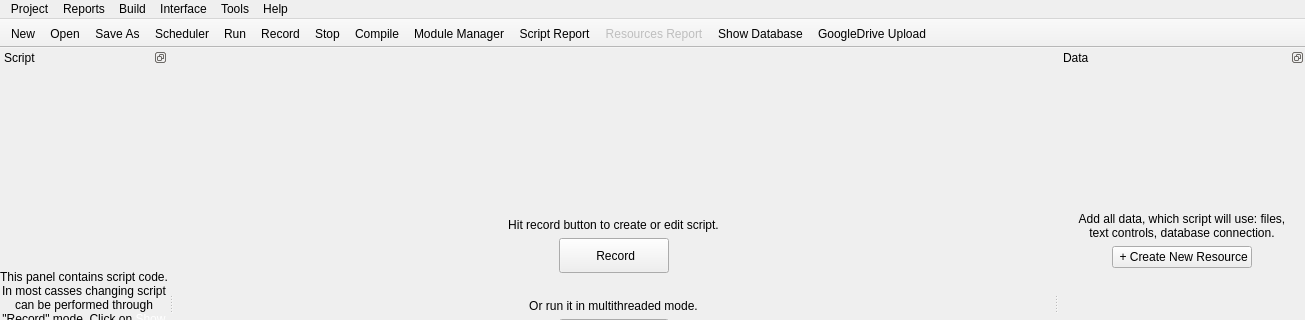
Above: Solution/Studio/mainwindow.ui from nguyendkn/BrowserAutomationStudio before the change; both pictures show x 0 to 1305 and y 0 to 320 of the 1305 by 777 pixel window. Below: the same form after it.
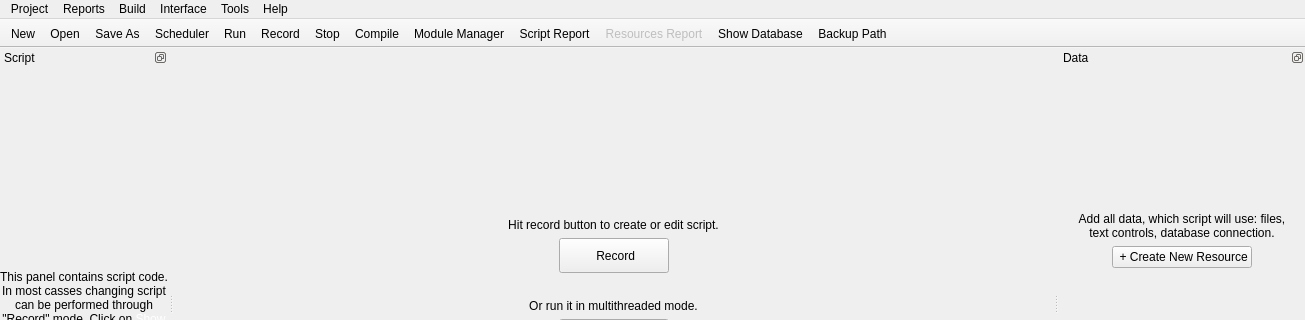
That is the form after the change. Icons and pictures are not drawn. Custom widgets are drawn as their Qt base class.

Commit message: Remove uploading to google drive, add showing backup folder

The edit to the form file:
```diff
--- a/Solution/Studio/mainwindow.ui
+++ b/Solution/Studio/mainwindow.ui
@@ -559,7 +559,7 @@
    <addaction name="actionShow_Report"/>
    <addaction name="actionResourcesReport"/>
    <addaction name="actionShow_Database"/>
-   <addaction name="actionUploadToGoogleDrive"/>
+   <addaction name="actionBackup_Path"/>
   </widget>
   <widget class="QDockWidget" name="dockWidgetData">
    <property name="minimumSize">
@@ -1145,15 +1145,6 @@
     <string>Open From Url</string>
    </property>
   </action>
-  <action name="actionUploadToGoogleDrive">
-   <property name="icon">
-    <iconset resource="studio.qrc">
-     <normaloff>:/studio/images/drive.png</normaloff>:/studio/images/drive.png</iconset>
-   </property>
-   <property name="text">
-    <string>GoogleDrive Upload</string>
-   </property>
-  </action>
   <action name="actionScheduler">
    <property name="icon">
     <iconset resource="../Engine/engine.qrc">
@@ -1172,6 +1163,18 @@
     <string>Debug Version</string>
    </property>
   </action>
+  <action name="actionBackup_Path">
+   <property name="icon">
+    <iconset resource="../Engine/engine.qrc">
+     <normaloff>:/engine/images/backup.png</normaloff>:/engine/images/backup.png</iconset>
+   </property>
+   <property name="text">
+    <string>Backup Path</string>
+   </property>
+   <property name="toolTip">
+    <string>Backup Path</string>
+   </property>
+  </action>
  </widget>
  <layoutdefault spacing="6" margin="11"/>
  <customwidgets>
```
Left out of the diff: 2 changed lines with no effect on the pictures. The commit also changes 6 other files.
